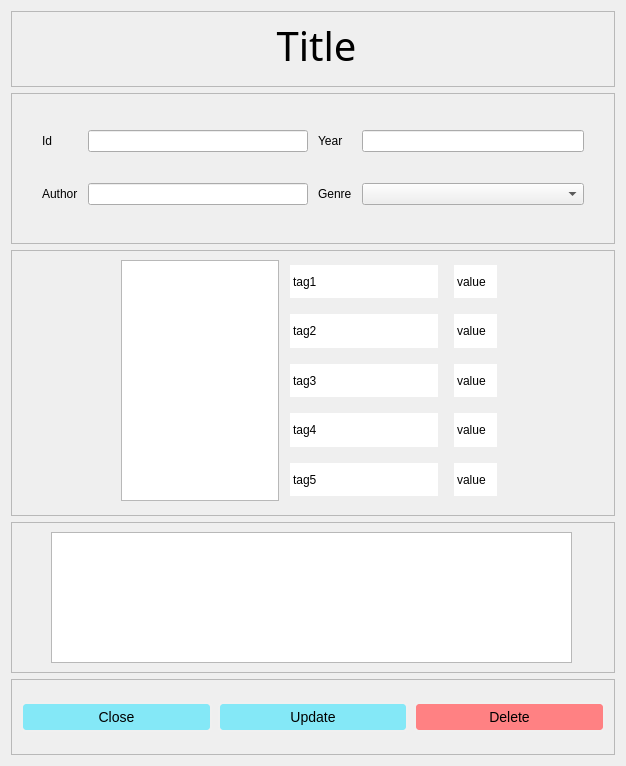
Before: the Qt Designer form ui/book_details.ui in ShmuelAmir/books-qt, drawn with Qt 5.
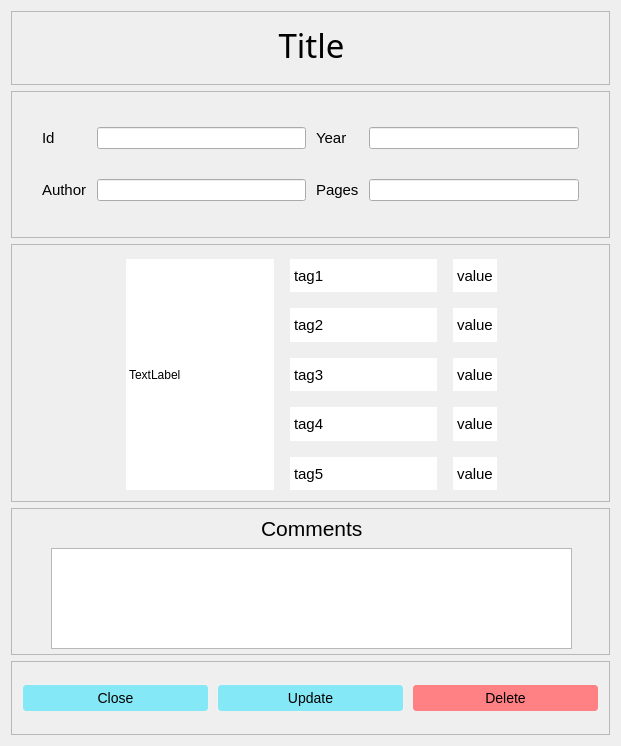
After: the same form once the commit is applied. Icons and pictures are not drawn.

What changed in the file:
```diff
--- a/ui/book_details.ui
+++ b/ui/book_details.ui
@@ -6,8 +6,8 @@
    <rect>
     <x>0</x>
     <y>0</y>
-    <width>626</width>
-    <height>766</height>
+    <width>621</width>
+    <height>746</height>
    </rect>
   </property>
   <property name="sizePolicy">
@@ -63,16 +63,16 @@
      <widget class="QLabel" name="title_label">
       <property name="geometry">
        <rect>
-        <x>210</x>
+        <x>30</x>
         <y>10</y>
-        <width>191</width>
+        <width>541</width>
         <height>48</height>
        </rect>
       </property>
       <property name="font">
        <font>
         <family>Sitka</family>
-        <pointsize>30</pointsize>
+        <pointsize>25</pointsize>
         <italic>false</italic>
        </font>
       </property>
@@ -125,6 +125,11 @@
         </property>
         <item row="0" column="0">
          <widget class="QLabel" name="label_2">
+          <property name="font">
+           <font>
+            <pointsize>11</pointsize>
+           </font>
+          </property>
           <property name="text">
            <string>Id</string>
           </property>
@@ -138,6 +143,11 @@
         </item>
         <item row="1" column="0">
          <widget class="QLabel" name="label_3">
+          <property name="font">
+           <font>
+            <pointsize>11</pointsize>
+           </font>
+          </property>
           <property name="text">
            <string>Author</string>
           </property>
@@ -155,24 +165,34 @@
         </property>
         <item row="1" column="0">
          <widget class="QLabel" name="label_5">
+          <property name="font">
+           <font>
+            <pointsize>11</pointsize>
+           </font>
+          </property>
           <property name="text">
-           <string>Genre</string>
+           <string>Pages</string>
           </property>
          </widget>
         </item>
         <item row="0" column="1">
          <widget class="QLineEdit" name="year_line"/>
         </item>
-        <item row="1" column="1">
-         <widget class="QComboBox" name="genre_combo"/>
-        </item>
         <item row="0" column="0">
          <widget class="QLabel" name="label_4">
+          <property name="font">
+           <font>
+            <pointsize>11</pointsize>
+           </font>
+          </property>
           <property name="text">
            <string>Year</string>
           </property>
          </widget>
         </item>
+        <item row="1" column="1">
+         <widget class="QLineEdit" name="pages_line"/>
+        </item>
        </layout>
       </item>
      </layout>
@@ -203,19 +223,33 @@
       </property>
       <layout class="QHBoxLayout" name="horizontalLayout_3" stretch="3,3,1">
        <item>
-        <widget class="QGraphicsView" name="image_view">
+        <widget class="QLabel" name="image_view">
+         <property name="minimumSize">
+          <size>
+           <width>0</width>
+           <height>0</height>
+          </size>
+         </property>
          <property name="maximumSize">
           <size>
-           <width>16777215</width>
-           <height>16777215</height>
+           <width>160</width>
+           <height>250</height>
           </size>
          </property>
+         <property name="text">
+          <string>TextLabel</string>
+         </property>
         </widget>
        </item>
        <item>
         <layout class="QVBoxLayout" name="verticalLayout">
          <item>
           <widget class="QLabel" name="tag1_label">
+           <property name="font">
+            <font>
+             <pointsize>11</pointsize>
+            </font>
+           </property>
            <property name="autoFillBackground">
             <bool>false</bool>
            </property>
@@ -226,6 +260,11 @@
          </item>
          <item>
           <widget class="QLabel" name="tag2_label">
+           <property name="font">
+            <font>
+             <pointsize>11</pointsize>
+            </font>
+           </property>
            <property name="autoFillBackground">
             <bool>false</bool>
            </property>
@@ -236,6 +275,11 @@
          </item>
          <item>
           <widget class="QLabel" name="tag3_label">
+           <property name="font">
+            <font>
+             <pointsize>11</pointsize>
+            </font>
+           </property>
            <property name="autoFillBackground">
             <bool>false</bool>
            </property>
@@ -246,6 +290,11 @@
          </item>
          <item>
           <widget class="QLabel" name="tag4_label">
+           <property name="font">
+            <font>
+             <pointsize>11</pointsize>
+            </font>
+           </property>
            <property name="autoFillBackground">
             <bool>false</bool>
            </property>
@@ -256,6 +305,11 @@
          </item>
          <item>
           <widget class="QLabel" name="tag5_label">
+           <property name="font">
+            <font>
+             <pointsize>11</pointsize>
+            </font>
+           </property>
            <property name="autoFillBackground">
             <bool>false</bool>
            </property>
@@ -276,6 +330,11 @@
              <height>16777215</height>
             </size>
            </property>
+           <property name="font">
+            <font>
+             <pointsize>11</pointsize>
+            </font>
+           </property>
            <property name="text">
             <string>value</string>
            </property>
@@ -289,6 +348,11 @@
              <height>16777215</height>
             </size>
            </property>
+           <property name="font">
+            <font>
+             <pointsize>11</pointsize>
+            </font>
+           </property>
            <property name="text">
             <string>value</string>
            </property>
@@ -302,6 +366,11 @@
              <height>16777215</height>
             </size>
            </property>
+           <property name="font">
+            <font>
+             <pointsize>11</pointsize>
+            </font>
+           </property>
            <property name="text">
             <string>value</string>
            </property>
@@ -315,6 +384,11 @@
              <height>16777215</height>
             </size>
            </property>
+           <property name="font">
+            <font>
+             <pointsize>11</pointsize>
+            </font>
+           </property>
            <property name="text">
             <string>value</string>
            </property>
@@ -328,6 +402,11 @@
              <height>16777215</height>
             </size>
            </property>
+           <property name="font">
+            <font>
+             <pointsize>11</pointsize>
+            </font>
+           </property>
            <property name="text">
             <string>value</string>
            </property>
@@ -351,10 +430,33 @@
       <property name="geometry">
        <rect>
         <x>40</x>
-        <y>10</y>
+        <y>40</y>
         <width>521</width>
-        <height>131</height>
+        <height>101</height>
        </rect>
+      </property>
+      <property name="font">
+       <font>
+        <pointsize>11</pointsize>
+       </font>
+      </property>
+     </widget>
+     <widget class="QLabel" name="label">
+      <property name="geometry">
+       <rect>
+        <x>250</x>
+        <y>10</y>
+        <width>111</width>
+        <height>21</height>
+       </rect>
+      </property>
+      <property name="font">
+       <font>
+        <pointsize>16</pointsize>
+       </font>
+      </property>
+      <property name="text">
+       <string>Comments</string>
       </property>
      </widget>
     </widget>
```
Left out of the diff: 6 changed lines with no effect on the pictures.
